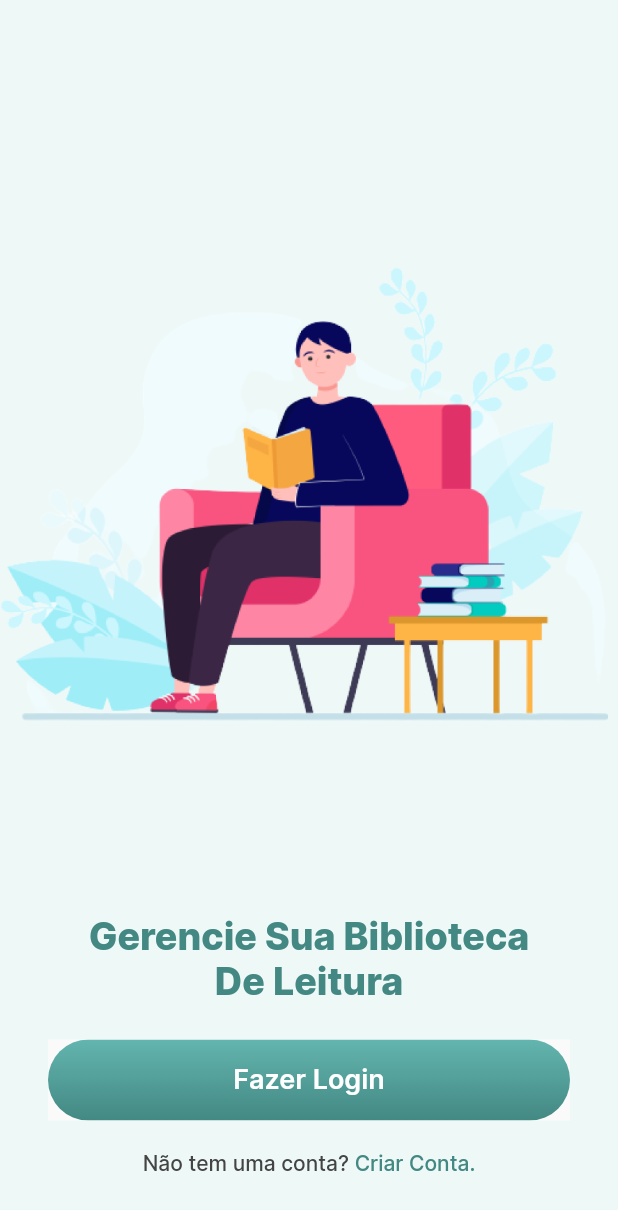
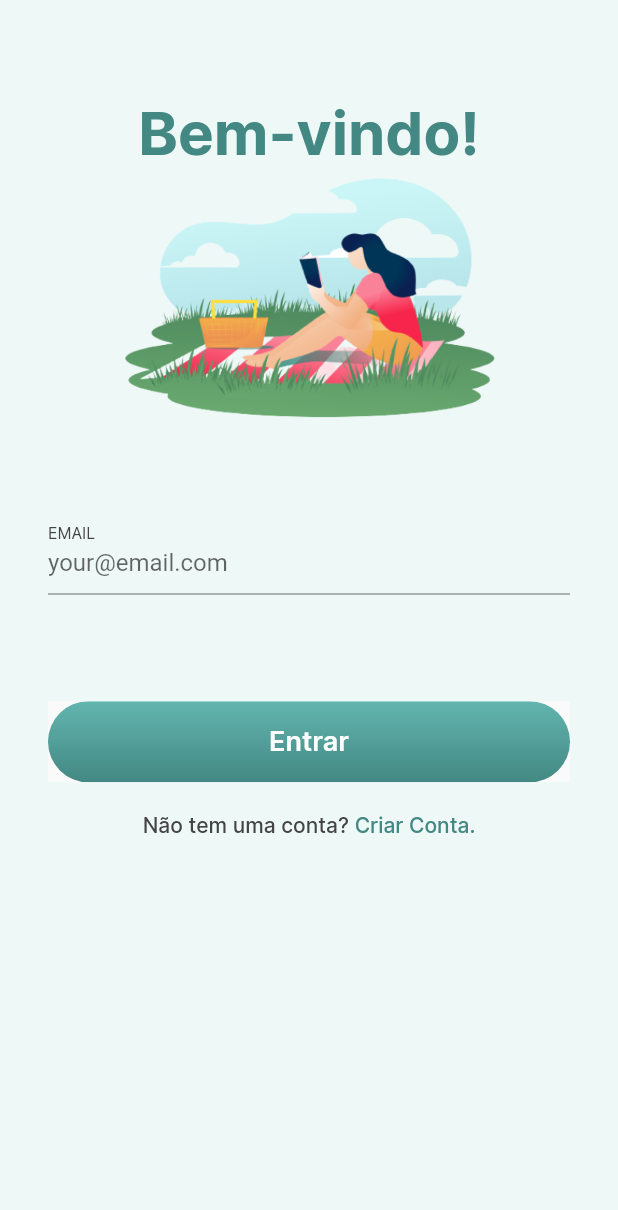
Before and after one commit to ramonzacarias/minha_estante, a Flutter app: the screen it shows after launch, on a phone screen of 412 x 824 dp. Shown: the top 1210 px of the screen. Run offline on Flutter 3.47's test engine with Material 2 defaults, Android fonts, the phone set to English and light mode, and no system bars.

Commit message:
Desenvolvimento em andamento da tela de Sign in

```diff
--- a/lib/app.dart
+++ b/lib/app.dart
@@ -1,5 +1,7 @@
 import 'package:flutter/material.dart';
-import 'package:minha_estante/features/onboarding/onboarding_page.dart';
+import 'features/sign_in/login_page.dart';
+
+//import 'package:minha_estante/features/onboarding/onboarding_page.dart';
 
 class App extends StatelessWidget {
   const App({super.key});
@@ -7,7 +9,7 @@ class App extends StatelessWidget {
   @override
   Widget build(BuildContext context) {
     return const MaterialApp(
-      home: OnboardingPage()
+      home: LoginPage()
     );
   }
 }
--- a/lib/commom/constants/app_colors.dart
+++ b/lib/commom/constants/app_colors.dart
@@ -18,5 +18,6 @@ class AppColors {
   static const Color white = Color(0xFFFFFFFF);
   static const Color iceWhite = Color(0xFFEEF8F7);
   static const Color grey = Color(0xFF444444);
+  static const Color metallicGrey = Color(0xFF666666);
 
 }
--- a/lib/commom/constants/app_text_styles.dart
+++ b/lib/commom/constants/app_text_styles.dart
@@ -26,4 +26,10 @@ class AppTextStyles {
     fontSize: 14.0,
     fontWeight: FontWeight.w500,
   );
+
+  static const TextStyle inputLabelText = TextStyle(
+    fontFamily: 'Inter',
+    fontSize: 14.0,
+    fontWeight: FontWeight.w400
+  );
 }
--- /dev/null
+++ b/lib/commom/widgets/custom_login_text_field.dart
@@ -0,0 +1,55 @@
+import 'package:flutter/material.dart';
+import 'package:minha_estante/commom/constants/app_colors.dart';
+import 'package:minha_estante/commom/constants/app_text_styles.dart';
+
+class CustomTextField extends StatefulWidget {
+  final EdgeInsetsGeometry? pedding;
+  final String? hintText;
+  final String? labelText;
+  final TextEditingController? controller;
+  final TextInputType? keyboardType;
+
+  const CustomTextField({super.key, this.pedding, this.hintText, this.labelText, this.controller, this.keyboardType});
+
+  @override
+  State<CustomTextField> createState() => _CustomTextFieldState();
+}
+
+class _CustomTextFieldState extends State<CustomTextField> {
+  final defaultBorder = const OutlineInputBorder(
+    borderSide: BorderSide(color: AppColors.greenLightTwo)
+  );
+
+  @override
+  Widget build(BuildContext context) {
+    return Padding(
+      padding: widget.pedding ?? const EdgeInsets.symmetric(
+        vertical: 47.0,
+        horizontal: 32.0
+      ),
+      child: TextFormField(
+        keyboardType: widget.keyboardType,
+        controller: widget.controller,
+        decoration: InputDecoration(
+          hintText: widget.hintText,
+          floatingLabelBehavior: FloatingLabelBehavior.always,
+          labelText: widget.labelText?.toUpperCase(),
+          labelStyle: AppTextStyles.inputLabelText.copyWith(
+            color: AppColors.grey
+          ),
+          focusedBorder: defaultBorder,
+          errorBorder: defaultBorder.copyWith(
+            borderSide: const BorderSide(
+              color: Colors.red
+            )
+          ),
+          focusedErrorBorder: defaultBorder.copyWith(
+            borderSide: const BorderSide(
+              color: Colors.red
+            )
+          )
+        ),
+      ),
+    );
+  }
+}
--- /dev/null
+++ b/lib/commom/widgets/custom_password_field.dart
@@ -0,0 +1,15 @@
+import 'package:flutter/material.dart';
+
+class PasswordCustomField extends StatefulWidget {
+  const PasswordCustomField({super.key});
+
+  @override
+  State<PasswordCustomField> createState() => _PasswordCustomFieldState();
+}
+
+class _PasswordCustomFieldState extends State<PasswordCustomField> {
+  @override
+  Widget build(BuildContext context) {
+    return const Placeholder();
+  }
+}
--- /dev/null
+++ b/lib/features/sign_in/login_page.dart
@@ -0,0 +1,76 @@
+import 'dart:developer';
+
+import 'package:flutter/material.dart';
+import 'package:minha_estante/commom/constants/app_colors.dart';
+import 'package:minha_estante/commom/constants/app_text_styles.dart';
+import 'package:minha_estante/commom/widgets/custom_login_text_field.dart';
+import 'package:minha_estante/commom/widgets/primary_button.dart';
+import '../../commom/widgets/multi_text_button.dart';
+
+
+class LoginPage extends StatelessWidget {
+  const LoginPage({super.key});
+
+  @override
+  Widget build(BuildContext context) {
+    return Scaffold(
+      backgroundColor: AppColors.iceWhite,
+      body: ListView(
+        children: [
+        const SizedBox(height: 64.0),
+        Text('Bem-vindo!',
+        textAlign: TextAlign.center,
+        style: AppTextStyles.bigText40.copyWith(
+          color: AppColors.greenLightTwo
+        ),
+        ),
+        Expanded(child: Image.asset(
+          'assets/images/livro_login.png',
+          width: 264.0,
+          height: 180.0,
+        )),
+        Form(
+          child:
+            Column(
+              children: const[
+                CustomTextField(
+                  labelText: 'Email',
+                  hintText: 'your@email.com',
+                ),
+              ],
+            )
+        ),
+        Padding(
+            padding: const EdgeInsets.only(
+              left: 32.0,
+              right: 32.0,
+              top: 24.0,
+              bottom: 4.0,
+            ),
+            child: PrimaryButton(
+              text: 'Entrar',
+              onPressed: () => log('tap'),
+            ),
+        ),
+        MultiTextButton(
+            onPressed: () => log('tap') ,
+            children: [
+              Text(
+                'Não tem uma conta? ',
+                style: AppTextStyles.smallText.copyWith(
+                  color: AppColors.grey,
+                ),
+              ),
+              Text(
+                'Criar Conta.',
+                style: AppTextStyles.smallText.copyWith(
+                  color: AppColors.greenLightTwo,
+                ),
+              ),
+            ],
+        ),
+        const SizedBox(height: 25.0)
+      ]),
+    );
+  }
+}
```
Also changed, not shown: assets/images/livro_login.png (added).
